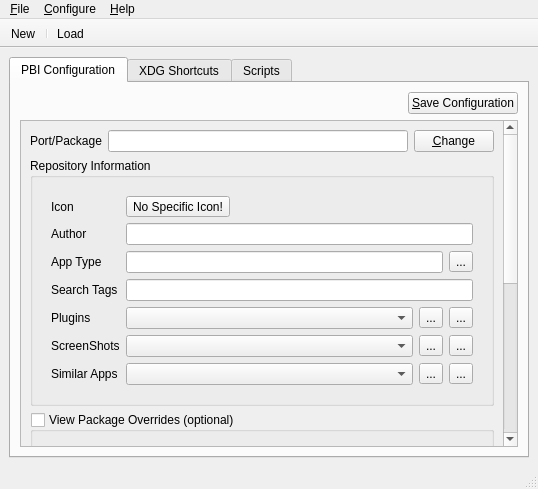
Old version of the form src-qt4/EasyPBI/mainGUI.ui in the repository trueos/pcbsd.
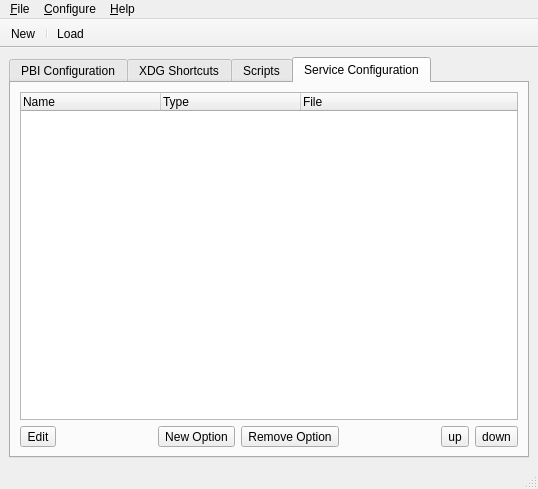
New version of the form. Icons and pictures are not drawn.

Commit message: Add the beginnings of the new tab for service configuration files in EasyPBI. The tab is disabled for the moment until it is finished.

```diff
--- a/src-qt4/EasyPBI/mainGUI.ui
+++ b/src-qt4/EasyPBI/mainGUI.ui
@@ -37,7 +37,7 @@
        <enum>QTabWidget::Rounded</enum>
       </property>
       <property name="currentIndex">
-       <number>0</number>
+       <number>3</number>
       </property>
       <property name="elideMode">
        <enum>Qt::ElideMiddle</enum>
@@ -1059,6 +1059,129 @@
         </item>
        </layout>
       </widget>
+      <widget class="QWidget" name="tab_netconfig">
+       <attribute name="title">
+        <string>Service Configuration</string>
+       </attribute>
+       <layout class="QVBoxLayout" name="verticalLayout">
+        <item>
+         <widget class="QTreeWidget" name="tree_scfg">
+          <attribute name="headerDefaultSectionSize">
+           <number>140</number>
+          </attribute>
+          <column>
+           <property name="text">
+            <string>Name</string>
+           </property>
+          </column>
+          <column>
+           <property name="text">
+            <string>Type</string>
+           </property>
+          </column>
+          <column>
+           <property name="text">
+            <string>File</string>
+           </property>
+          </column>
+         </widget>
+        </item>
+        <item>
+         <layout class="QHBoxLayout" name="horizontalLayout_6">
+          <item>
+           <widget class="QToolButton" name="tool_scfg_edit">
+            <property name="text">
+             <string>Edit</string>
+            </property>
+            <property name="icon">
+             <iconset resource="EasyPBI.qrc">
+              <normaloff>:/png/icons/config.png</normaloff>:/png/icons/config.png</iconset>
+            </property>
+            <property name="toolButtonStyle">
+             <enum>Qt::ToolButtonTextBesideIcon</enum>
+            </property>
+           </widget>
+          </item>
+          <item>
+           <spacer name="horizontalSpacer_2">
+            <property name="orientation">
+             <enum>Qt::Horizontal</enum>
+            </property>
+            <property name="sizeHint" stdset="0">
+             <size>
+              <width>40</width>
+              <height>20</height>
+             </size>
+            </property>
+           </spacer>
+          </item>
+          <item>
+           <widget class="QToolButton" name="tool_scfg_add">
+            <property name="text">
+             <string>New Option</string>
+            </property>
+            <property name="icon">
+             <iconset resource="EasyPBI.qrc">
+              <normaloff>:/png/icons/plus.png</normaloff>:/png/icons/plus.png</iconset>
+            </property>
+            <property name="toolButtonStyle">
+             <enum>Qt::ToolButtonTextBesideIcon</enum>
+            </property>
+           </widget>
+          </item>
+          <item>
+           <widget class="QToolButton" name="tool_scfg_rm">
+            <property name="text">
+             <string>Remove Option</string>
+            </property>
+            <property name="icon">
+             <iconset resource="EasyPBI.qrc">
+              <normaloff>:/png/icons/minus.png</normaloff>:/png/icons/minus.png</iconset>
+            </property>
+            <property name="toolButtonStyle">
+             <enum>Qt::ToolButtonTextBesideIcon</enum>
+            </property>
+           </widget>
+          </item>
+          <item>
+           <spacer name="horizontalSpacer">
+            <property name="orientation">
+             <enum>Qt::Horizontal</enum>
+            </property>
+            <property name="sizeHint" stdset="0">
+             <size>
+              <width>40</width>
+              <height>20</height>
+             </size>
+            </property>
+           </spacer>
+          </item>
+          <item>
+           <widget class="QToolButton" name="tool_scfg_up">
+            <property name="text">
+             <string notr="true">up</string>
+            </property>
+            <property name="icon">
+             <iconset resource="EasyPBI.qrc">
+              <normaloff>:/png/icons/arrow-up.png</normaloff>:/png/icons/arrow-up.png</iconset>
+            </property>
+           </widget>
+          </item>
+          <item>
+           <widget class="QToolButton" name="tool_scfg_down">
+            <property name="text">
+             <string notr="true">down</string>
+            </property>
+            <property name="icon">
+             <iconset resource="EasyPBI.qrc">
+              <normaloff>:/png/icons/arrow-down.png</normaloff>:/png/icons/arrow-down.png</iconset>
+            </property>
+           </widget>
+          </item>
+         </layout>
+        </item>
+       </layout>
+      </widget>
      </widget>
     </item>
    </layout>
```
Left out of the diff: 4 changed lines with no effect on the pictures. The commit also changes 4 other files.
